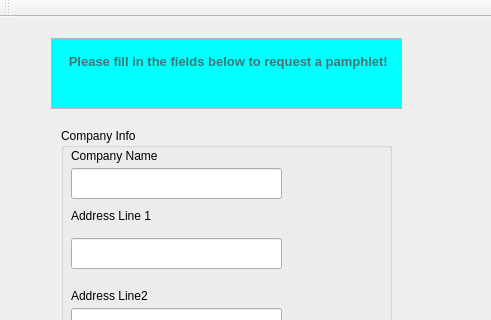
The window that IRobot/mainwindow.ui (OwlbitCode/CS-c1-project1) describes before a commit, drawn with Qt 5; both pictures show x 0 to 491 and y 0 to 320 of the 964 by 623 pixel window.
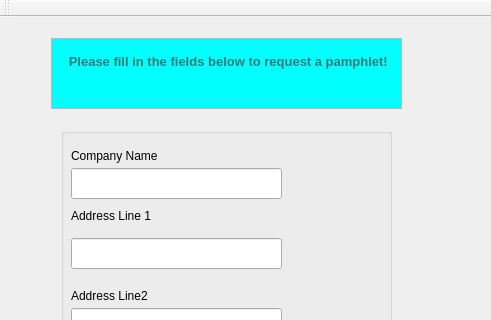
The same window after the commit. The open tabs and pages were chosen to show the change. Icons and pictures are not drawn.

Patch:
```diff
--- a/IRobot/mainwindow.ui
+++ b/IRobot/mainwindow.ui
@@ -755,7 +755,7 @@
          </rect>
         </property>
         <property name="title">
-         <string>Company Info</string>
+         <string/>
         </property>
         <widget class="QLineEdit" name="RPCompanyNamelineEdit">
          <property name="geometry">
```
